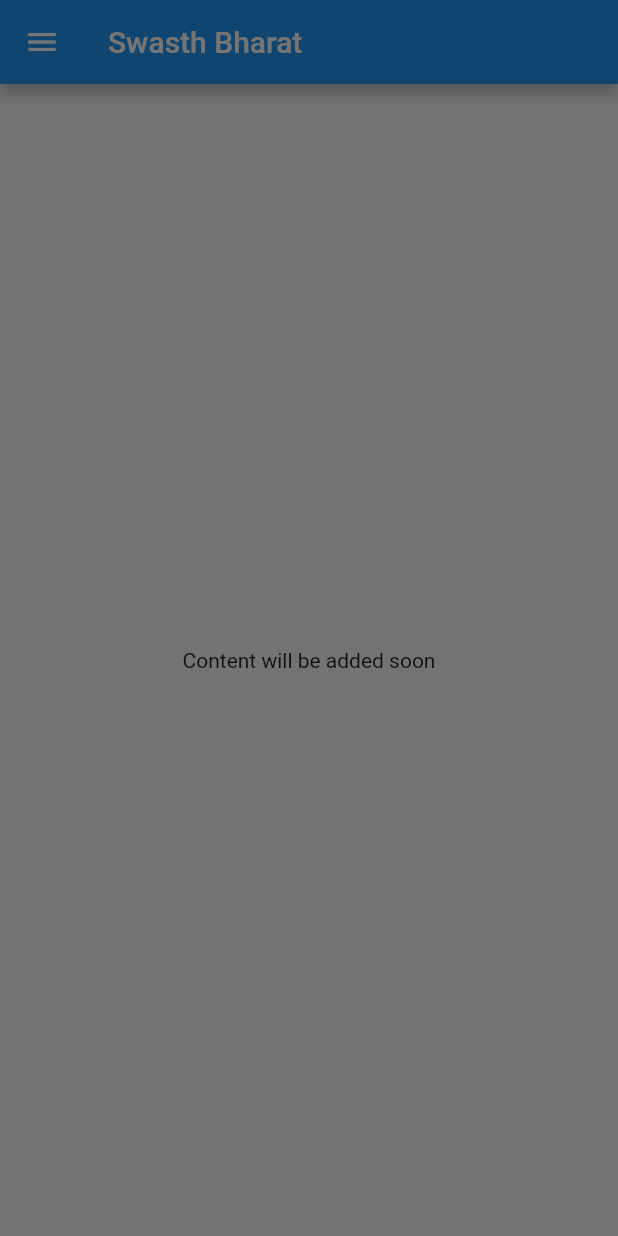
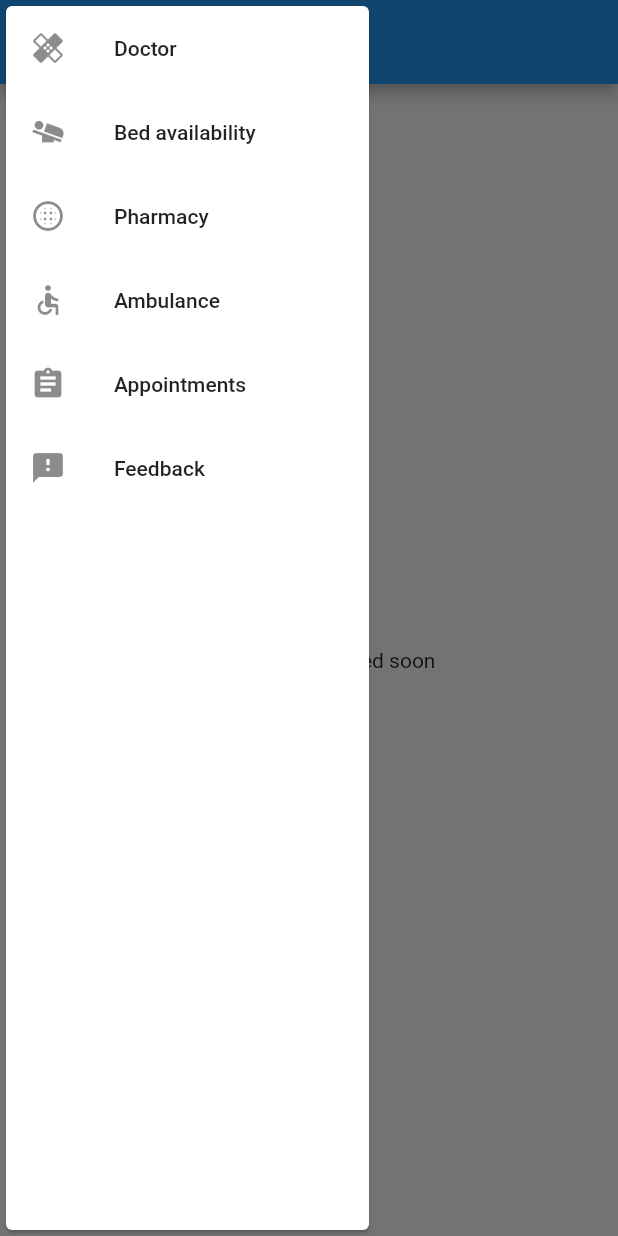
Before and after one commit to saumyabhatnagar1/Swasth-Bharat, a Flutter app: the screen it shows after launch, with the side drawer open, on a phone screen of 412 x 824 dp. Run offline on Flutter 3.47's test engine with Material 2 defaults, Android fonts, the phone set to English and light mode, and no system bars.

Commit message:
added list tile to the app

```diff
--- a/swasth_app/lib/main.dart
+++ b/swasth_app/lib/main.dart
@@ -8,12 +8,17 @@ void main() => runApp(MyApp());
 class MyApp extends StatelessWidget {
   @override
   Widget build(BuildContext context) {
+
+
     return MaterialApp(
       home: Scaffold(
         appBar: AppBar(
           title: Text('Swasth Bharat'),
         ),
-        drawer: ShadyDrawer(),
+        drawer: SizedBox(
+          width: 250,
+          child: ShadyDrawer(),
+        ),
         body: HomePage(),
       ),
     );
--- a/swasth_app/lib/widgets/drawer.dart
+++ b/swasth_app/lib/widgets/drawer.dart
@@ -3,6 +3,35 @@ import 'package:flutter/material.dart';
 class ShadyDrawer extends StatelessWidget {
   @override
   Widget build(BuildContext context) {
-    return ListView();
+    return Card(
+      child: ListView(
+        children: <Widget>[
+          ListTile(
+            leading: Icon(Icons.healing),
+            title: Text('Doctor'),
+          ),
+          ListTile(
+            leading: Icon(Icons.airline_seat_flat_angled),
+            title: Text('Bed availability'),
+          ),
+          ListTile(
+            leading: Icon(Icons.blur_circular),
+            title: Text('Pharmacy'),
+          ),
+          ListTile(
+            leading: Icon(Icons.accessible),
+            title: Text('Ambulance'),
+          ),
+          ListTile(
+            leading: Icon(Icons.assignment),
+            title: Text('Appointments'),
+          ),
+          ListTile(
+            leading: Icon(Icons.feedback),
+            title: Text('Feedback'),
+          ),
+        ],
+      ),
+    );
   }
 }
```
